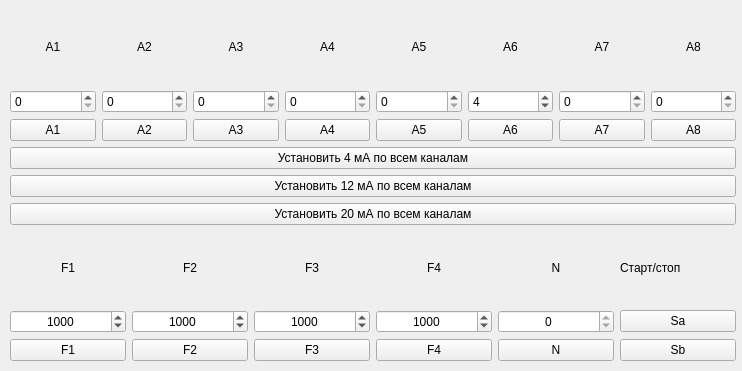
This is upva.ui in corvinalive/KUControl as Qt 5 draws it before an edit. The edited form follows.
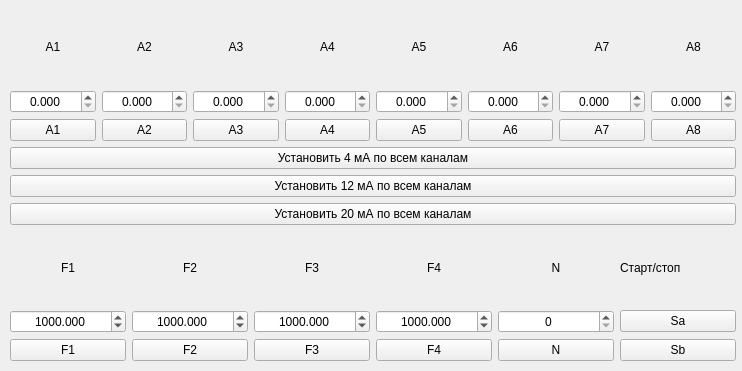
This is the edited form.

Commit message: Установка f1...f4

The edit to the form file:
```diff
--- a/upva.ui
+++ b/upva.ui
@@ -26,50 +26,6 @@
     <layout class="QVBoxLayout" name="verticalLayout">
      <item>
       <layout class="QGridLayout" name="gridLayout">
-       <item row="1" column="0">
-        <widget class="QSpinBox" name="A1box"/>
-       </item>
-       <item row="1" column="1">
-        <widget class="QSpinBox" name="A2box"/>
-       </item>
-       <item row="1" column="2">
-        <widget class="QSpinBox" name="A3box"/>
-       </item>
-       <item row="1" column="3">
-        <widget class="QSpinBox" name="A4box">
-         <property name="sizePolicy">
-          <sizepolicy hsizetype="Minimum" vsizetype="Fixed">
-           <horstretch>0</horstretch>
-           <verstretch>0</verstretch>
-          </sizepolicy>
-         </property>
-         <property name="minimumSize">
-          <size>
-           <width>20</width>
-           <height>0</height>
-          </size>
-         </property>
-        </widget>
-       </item>
-       <item row="1" column="4">
-        <widget class="QSpinBox" name="A5box"/>
-       </item>
-       <item row="1" column="5">
-        <widget class="QSpinBox" name="A6box">
-         <property name="maximum">
-          <number>20</number>
-         </property>
-         <property name="value">
-          <number>4</number>
-         </property>
-        </widget>
-       </item>
-       <item row="1" column="6">
-        <widget class="QSpinBox" name="A7box"/>
-       </item>
-       <item row="1" column="7">
-        <widget class="QSpinBox" name="A8box"/>
-       </item>
        <item row="2" column="0">
         <widget class="QPushButton" name="A1pushButton">
          <property name="text">
@@ -206,6 +162,146 @@
          </property>
         </widget>
        </item>
+       <item row="1" column="0">
+        <widget class="QDoubleSpinBox" name="A1box">
+         <property name="alignment">
+          <set>Qt::AlignCenter</set>
+         </property>
+         <property name="decimals">
+          <number>3</number>
+         </property>
+         <property name="maximum">
+          <double>22.000000000000000</double>
+         </property>
+         <property name="value">
+          <double>0.000000000000000</double>
+         </property>
+        </widget>
+       </item>
+       <item row="1" column="1">
+        <widget class="QDoubleSpinBox" name="A2box">
+         <property name="alignment">
+          <set>Qt::AlignCenter</set>
+         </property>
+         <property name="decimals">
+          <number>3</number>
+         </property>
+         <property name="maximum">
+          <double>22.000000000000000</double>
+         </property>
+         <property name="value">
+          <double>0.000000000000000</double>
+         </property>
+        </widget>
+       </item>
+       <item row="1" column="2">
+        <widget class="QDoubleSpinBox" name="A3box">
+         <property name="alignment">
+          <set>Qt::AlignCenter</set>
+         </property>
+         <property name="decimals">
+          <number>3</number>
+         </property>
+         <property name="maximum">
+          <double>22.000000000000000</double>
+         </property>
+         <property name="value">
+          <double>0.000000000000000</double>
+         </property>
+        </widget>
+       </item>
+       <item row="1" column="3">
+        <widget class="QDoubleSpinBox" name="A4box">
+         <property name="sizePolicy">
+          <sizepolicy hsizetype="Minimum" vsizetype="Fixed">
+           <horstretch>0</horstretch>
+           <verstretch>0</verstretch>
+          </sizepolicy>
+         </property>
+         <property name="minimumSize">
+          <size>
+           <width>20</width>
+           <height>0</height>
+          </size>
+         </property>
+         <property name="alignment">
+          <set>Qt::AlignCenter</set>
+         </property>
+         <property name="decimals">
+          <number>3</number>
+         </property>
+         <property name="maximum">
+          <double>22.000000000000000</double>
+         </property>
+         <property name="value">
+          <double>0.000000000000000</double>
+         </property>
+        </widget>
+       </item>
+       <item row="1" column="4">
+        <widget class="QDoubleSpinBox" name="A5box">
+         <property name="alignment">
+          <set>Qt::AlignCenter</set>
+         </property>
+         <property name="decimals">
+          <number>3</number>
+         </property>
+         <property name="maximum">
+          <double>22.000000000000000</double>
+         </property>
+         <property name="value">
+          <double>0.000000000000000</double>
+         </property>
+        </widget>
+       </item>
+       <item row="1" column="5">
+        <widget class="QDoubleSpinBox" name="A6box">
+         <property name="alignment">
+          <set>Qt::AlignCenter</set>
+         </property>
+         <property name="decimals">
+          <number>3</number>
+         </property>
+         <property name="maximum">
+          <double>22.000000000000000</double>
+         </property>
+         <property name="value">
+          <double>0.000000000000000</double>
+         </property>
+        </widget>
+       </item>
+       <item row="1" column="6">
+        <widget class="QDoubleSpinBox" name="A7box">
+         <property name="alignment">
+          <set>Qt::AlignCenter</set>
+         </property>
+         <property name="decimals">
+          <number>3</number>
+         </property>
+         <property name="maximum">
+          <double>22.000000000000000</double>
+         </property>
+         <property name="value">
+          <double>0.000000000000000</double>
+         </property>
+        </widget>
+       </item>
+       <item row="1" column="7">
+        <widget class="QDoubleSpinBox" name="A8box">
+         <property name="alignment">
+          <set>Qt::AlignCenter</set>
+         </property>
+         <property name="decimals">
+          <number>3</number>
+         </property>
+         <property name="maximum">
+          <double>22.000000000000000</double>
+         </property>
+         <property name="value">
+          <double>0.000000000000000</double>
+         </property>
+        </widget>
+       </item>
       </layout>
      </item>
      <item>
@@ -238,19 +334,6 @@
          </property>
         </widget>
        </item>
-       <item row="1" column="2">
-        <widget class="QSpinBox" name="spinBoxf1">
-         <property name="alignment">
-          <set>Qt::AlignCenter</set>
-         </property>
-         <property name="maximum">
-          <number>15000</number>
-         </property>
-         <property name="value">
-          <number>1000</number>
-         </property>
-        </widget>
-       </item>
        <item row="2" column="2">
         <widget class="QPushButton" name="pushButtonf1">
          <property name="text">
@@ -258,19 +341,6 @@
          </property>
         </widget>
        </item>
-       <item row="1" column="3">
-        <widget class="QSpinBox" name="spinBoxf2">
-         <property name="alignment">
-          <set>Qt::AlignCenter</set>
-         </property>
-         <property name="maximum">
-          <number>15000</number>
-         </property>
-         <property name="value">
-          <number>1000</number>
-         </property>
-        </widget>
-       </item>
        <item row="2" column="3">
         <widget class="QPushButton" name="pushButtonf2">
          <property name="text">
@@ -278,19 +348,6 @@
          </property>
         </widget>
        </item>
-       <item row="1" column="4">
-        <widget class="QSpinBox" name="spinBoxf3">
-         <property name="alignment">
-          <set>Qt::AlignCenter</set>
-         </property>
-         <property name="maximum">
-          <number>15000</number>
-         </property>
-         <property name="value">
-          <number>1000</number>
-         </property>
-        </widget>
-       </item>
        <item row="2" column="4">
         <widget class="QPushButton" name="pushButtonf3">
          <property name="text">
@@ -298,19 +355,6 @@
          </property>
         </widget>
        </item>
-       <item row="1" column="5">
-        <widget class="QSpinBox" name="spinBoxf4">
-         <property name="alignment">
-          <set>Qt::AlignCenter</set>
-         </property>
-         <property name="maximum">
-          <number>15000</number>
-         </property>
-         <property name="value">
-          <number>1000</number>
-         </property>
-        </widget>
-       </item>
        <item row="1" column="6">
         <widget class="QSpinBox" name="spinBoxn">
          <property name="alignment">
@@ -320,7 +364,7 @@
           <number>0</number>
          </property>
          <property name="maximum">
-          <number>0</number>
+          <number>15000</number>
          </property>
          <property name="value">
           <number>0</number>
@@ -405,6 +449,70 @@
          </property>
         </widget>
        </item>
+       <item row="1" column="2">
+        <widget class="QDoubleSpinBox" name="doubleSpinBoxf1">
+         <property name="alignment">
+          <set>Qt::AlignCenter</set>
+         </property>
+         <property name="decimals">
+          <number>3</number>
+         </property>
+         <property name="maximum">
+          <double>15000.000000000000000</double>
+         </property>
+         <property name="value">
+          <double>1000.000000000000000</double>
+         </property>
+        </widget>
+       </item>
+       <item row="1" column="3">
+        <widget class="QDoubleSpinBox" name="doubleSpinBoxf2">
+         <property name="alignment">
+          <set>Qt::AlignCenter</set>
+         </property>
+         <property name="decimals">
+          <number>3</number>
+         </property>
+         <property name="maximum">
+          <double>15000.000000000000000</double>
+         </property>
+         <property name="value">
+          <double>1000.000000000000000</double>
+         </property>
+        </widget>
+       </item>
+       <item row="1" column="4">
+        <widget class="QDoubleSpinBox" name="doubleSpinBoxf3">
+         <property name="alignment">
+          <set>Qt::AlignCenter</set>
+         </property>
+         <property name="decimals">
+          <number>3</number>
+         </property>
+         <property name="maximum">
+          <double>15000.000000000000000</double>
+         </property>
+         <property name="value">
+          <double>1000.000000000000000</double>
+         </property>
+        </widget>
+       </item>
+       <item row="1" column="5">
+        <widget class="QDoubleSpinBox" name="doubleSpinBoxf4">
+         <property name="alignment">
+          <set>Qt::AlignCenter</set>
+         </property>
+         <property name="decimals">
+          <number>3</number>
+         </property>
+         <property name="maximum">
+          <double>15000.000000000000000</double>
+         </property>
+         <property name="value">
+          <double>1000.000000000000000</double>
+         </property>
+        </widget>
+       </item>
       </layout>
      </item>
     </layout>
```
The commit also changes 1 other file.
